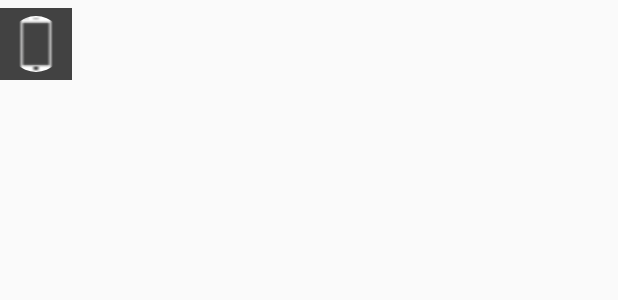
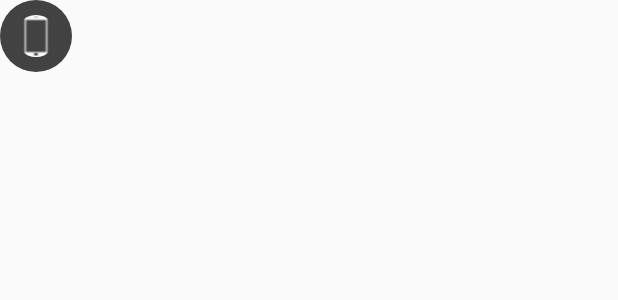
Before and after one commit to ManuGupta001/PasteIt, an Android app: the layout item_clip.xml on its own in the app's theme, with its tools: preview values and no code run, on a phone screen of 412 x 824 dp. Shown: the top 300 px of the screen. Run offline under Robolectric (Android 15) with nearby library versions, the phone set to English and light mode, and no system bars.

Commit message:
Add device type to Model class Change device image to circle

```diff
--- /dev/null
+++ b/app/src/main/res/drawable/background_device_type.xml
@@ -0,0 +1,8 @@
+<?xml version="1.0" encoding="utf-8"?>
+<shape xmlns:android="http://schemas.android.com/apk/res/android"
+    android:shape="oval">
+    <solid android:color="#FF424242" />
+    <size
+        android:width="25dp"
+        android:height="25dp" />
+</shape>
--- a/app/src/main/res/layout/activity_main.xml
+++ b/app/src/main/res/layout/activity_main.xml
@@ -31,7 +31,8 @@
             android:layout_width="0dp"
             android:layout_height="wrap_content"
             android:layout_gravity="center_vertical"
-            android:layout_weight="1" />
+            android:layout_weight="1"
+            android:hint="@string/editText_input_hint" />
 
         <ImageButton
             android:id="@+id/sendButton"
@@ -39,13 +40,14 @@
             android:layout_height="wrap_content"
             android:layout_gravity="bottom"
             android:background="?attr/selectableItemBackgroundBorderless"
+            android:contentDescription="@string/imageView_device_description"
             android:enabled="false"
             android:src="@drawable/ic_send" />
 
     </LinearLayout>
 
     <ProgressBar
-        android:id="@+id/progress_bar"
+        android:id="@+id/progressBar"
         style="?android:attr/progressBarStyleLarge"
         android:layout_width="wrap_content"
         android:layout_height="wrap_content"
--- a/app/src/main/res/layout/item_clip.xml
+++ b/app/src/main/res/layout/item_clip.xml
@@ -2,21 +2,14 @@
 <LinearLayout xmlns:android="http://schemas.android.com/apk/res/android"
     android:layout_width="match_parent"
     android:layout_height="wrap_content"
-    android:orientation="vertical">
-
-    <LinearLayout
-        android:layout_width="match_parent"
-        android:layout_height="match_parent"
-        android:gravity="center_vertical"
     android:orientation="horizontal">
 
     <de.hdodenhof.circleimageview.CircleImageView
         android:id="@+id/deviceImageView"
         android:layout_width="48dp"
         android:layout_height="48dp"
-            android:background="@color/cardview_dark_background"
-
-            android:padding="5dp"
+        android:background="@drawable/background_device_type"
+        android:padding="10dp"
         android:src="@drawable/smartphone" />
 
     <LinearLayout
@@ -41,5 +34,3 @@
     </LinearLayout>
 
 </LinearLayout>
-
-</LinearLayout>
--- a/app/src/main/res/values/strings.xml
+++ b/app/src/main/res/values/strings.xml
@@ -1,3 +1,6 @@
 <resources>
     <string name="app_name">PasteIt</string>
+
+    <string name="editText_input_hint">Paste here</string>
+    <string name="imageView_device_description">Phone</string>
 </resources>
```
Also changed, not shown: app/src/main/java/io/github/nickdex/pasteit/ClipItem.java (+5 -4 lines), app/src/main/java/io/github/nickdex/pasteit/MainActivity.java (+66 -4 lines). Lines whose indentation alone changed are shown as unchanged.
